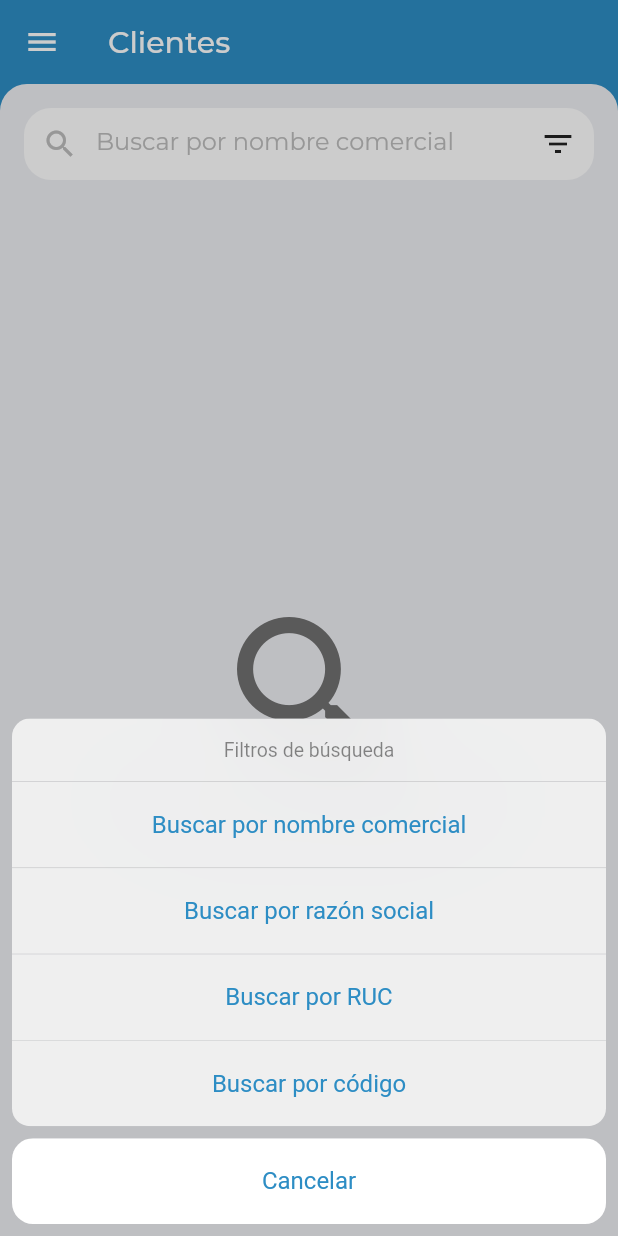
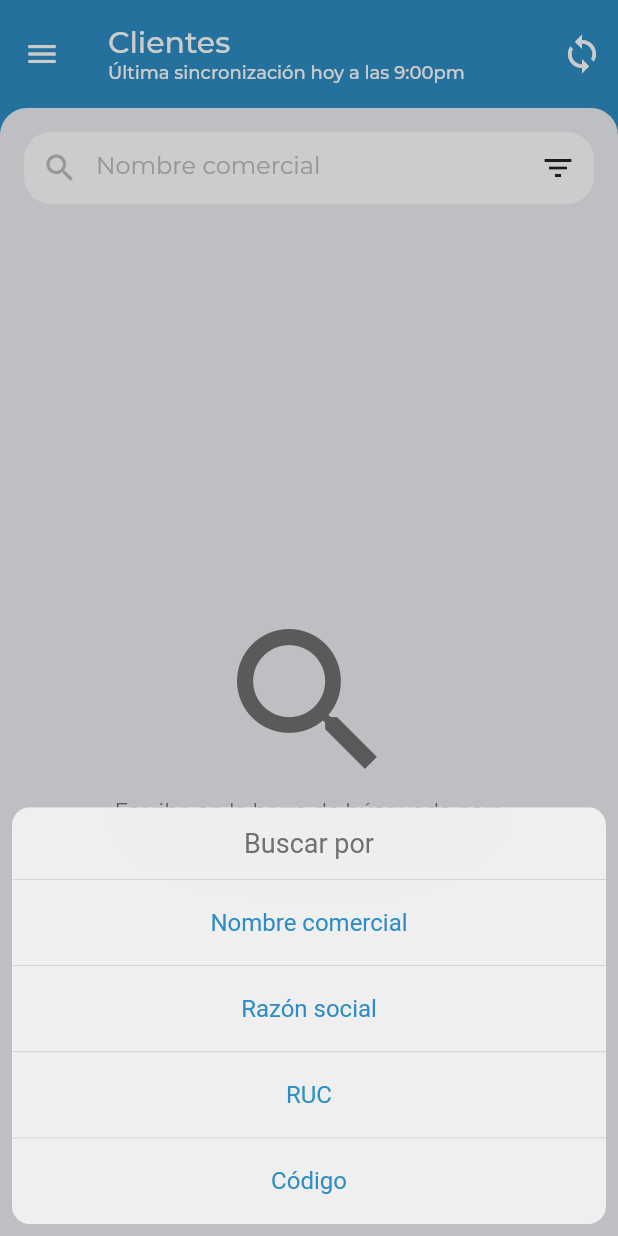
Before and after one commit to danieloquelis/dimexa-vendors, a Flutter app: the ClientsPage screen opened directly, after a tap on the "filter list" icon, on a phone screen of 412 x 824 dp. Run offline on Flutter 3.47's test engine with Material 2 defaults, Android fonts, the light colour scheme and no system bars; our stand-ins replace carousel_slider, expandable, flutter_spinkit, flutter_svg, get, google_fonts and 3 more; missing offline and left inert: flutter_device_identifier, password_dart; generated files the repository leaves out were written again.

Commit message:
adding custom app bar to include on demand sync button

```diff
--- /dev/null
+++ b/lib/core/values/numbers.dart
@@ -0,0 +1,8 @@
+class Numbers {
+  ///Limit max when paginate
+  static int maxLimit = 200;
+
+  ///Max days allow after request for sync
+  static int maxDaysAllow = 1;
+  static double appBarHeight = 72;
+}
--- a/lib/data/enums/search_client_filter/search_client_filter.dart
+++ b/lib/data/enums/search_client_filter/search_client_filter.dart
@@ -8,10 +8,10 @@ enum SearchClientFilter {
 extension CatExtension on SearchClientFilter {
   String get displayName {
     return [
-      "Buscar por nombre comercial",
-      "Buscar por razón social",
-      "Buscar por RUC",
-      "Buscar por código"
+      "Nombre comercial",
+      "Razón social",
+      "RUC",
+      "Código"
     ][index];
   }
 }
--- a/lib/global_controllers/global_controller.dart
+++ b/lib/global_controllers/global_controller.dart
@@ -1,6 +1,7 @@
 
 import 'dart:convert';
 
+import 'package:dimexa_vendors/core/values/numbers.dart';
 import 'package:dimexa_vendors/data/enums/sync_type/sync_type.dart';
 import 'package:dimexa_vendors/data/interceptors/client_interceptor/client_interceptor.dart';
 import 'package:dimexa_vendors/data/models/app_permission/app_permission.dart';
@@ -125,7 +126,7 @@ class GlobalController extends GetxController {
     List<Client> clients = [];
     if (syncManager == null) {
       //sync clients
-      int limit = 200; //chunk
+      int limit = Numbers.maxLimit; //chunk
       int page = 0;
       int total = limit + 1; //this is initial value -> needs an api
       int count = 0;
@@ -157,9 +158,8 @@ class GlobalController extends GetxController {
 
     //check the last sync down
     DateTime lastSync = syncManager.lastSyncDownDate!;
-    int maxDaysAllow = 1;
     DateTime now = DateTime.now();
-    if (now.difference(lastSync).inDays >= maxDaysAllow) {
+    if (now.difference(lastSync).inDays >= Numbers.maxDaysAllow) {
       //TODO: sent to sync manager page
     }
   }
--- /dev/null
+++ b/lib/global_widgets/base_appbar/base_appbar.dart
@@ -0,0 +1,67 @@
+import 'package:dimexa_vendors/core/values/numbers.dart';
+import 'package:flutter/material.dart';
+
+class BaseAppBar {
+  String title;
+  String? lastUpdate;
+  Function? syncOnDemand;
+  Function? openDrawer;
+  Function? back;
+
+
+  BaseAppBar({
+    required this.title,
+    this.lastUpdate,
+    this.syncOnDemand,
+    this.openDrawer,
+    this.back
+  });
+
+  PreferredSizeWidget widget() {
+    return AppBar(
+      centerTitle: false,
+      toolbarHeight: Numbers.appBarHeight,
+      leading: IconButton(
+        onPressed: () {
+          if (openDrawer != null) {
+            openDrawer!();
+          }
+
+          if (back != null) {
+            back!();
+          }
+        },
+        icon: back != null ? const Icon(Icons.arrow_back_ios) : const Icon(Icons.menu),
+      ),
+      actions: [
+        Visibility(
+          visible: syncOnDemand != null,
+          child: IconButton(
+            onPressed: () {
+              if (syncOnDemand != null) {
+                syncOnDemand!();
+              }
+            },
+            icon: const Icon(Icons.sync, size: 28,),
+          ),
+        )
+      ],
+      title: Column(
+        crossAxisAlignment: CrossAxisAlignment.start,
+        children: [
+          Text(title),
+          Visibility(
+            visible: lastUpdate != null && lastUpdate!.isNotEmpty,
+            child: Text(
+              'Última sincronización $lastUpdate',
+              style: const TextStyle(
+                  fontSize: 12
+              ),
+            ),
+          )
+        ],
+      ),
+      elevation: 0,
+    );
+  }
+}
--- a/lib/modules/cient_page/clients_controller.dart
+++ b/lib/modules/cient_page/clients_controller.dart
@@ -3,7 +3,6 @@ import 'package:dimexa_vendors/data/provider/objectbox/objectbox.dart';
 import 'package:dimexa_vendors/data/models/client/client.dart';
 import 'package:dimexa_vendors/data/repositories/client_repository/client_repository.dart';
 import 'package:dimexa_vendors/global_controllers/global_controller.dart';
-import 'package:dimexa_vendors/modules/cient_page/local_widgets/client_details/client_details.dart';
 import 'package:dimexa_vendors/routes/app_routes/app_routes.dart';
 import 'package:get/get.dart';
 
@@ -24,6 +23,7 @@ class ClientsController extends GetxController {
   List<Client> get clients => _clients;
   bool get loading => _loading;
   Client get selectedClient => _selectedClient;
+  SearchClientFilter get filterType => _filterType;
 
   void setSearchText(String text) {
     _loading = true;
@@ -41,8 +41,13 @@ class ClientsController extends GetxController {
     );
   }
 
+  void onBack() {
+    Get.back();
+  }
+
   void setFilterType(SearchClientFilter filterType) async {
     _filterType = filterType;
+    update();
   }
 
   Future<void> _onSearchClient(String searchText) async {
--- a/lib/modules/cient_page/clients_page.dart
+++ b/lib/modules/cient_page/clients_page.dart
@@ -1,5 +1,7 @@
+import 'package:dimexa_vendors/core/values/numbers.dart';
 import 'package:dimexa_vendors/data/enums/search_client_filter/search_client_filter.dart';
 import 'package:dimexa_vendors/data/provider/localizations/app_translations.dart';
+import 'package:dimexa_vendors/global_widgets/base_appbar/base_appbar.dart';
 import 'package:dimexa_vendors/global_widgets/cupertino_bsheet_item/cupertino_bsheet_item.dart';
 import 'package:dimexa_vendors/modules/cient_page/clients_controller.dart';
 import 'package:dimexa_vendors/modules/cient_page/local_widgets/client_list_item/client_list_item.dart';
@@ -24,14 +26,11 @@ class _ClientsPageState extends State<ClientsPage> {
     return GetBuilder<ClientsController>(
       init: ClientsController(),
       builder: (_) => Scaffold(
-        appBar: AppBar(
-          leading: IconButton(
-            onPressed: () {},
-            icon: const Icon(Icons.menu),
-          ),
-          title: Text(AppTranslations.of(context)!.text('clients')),
-          elevation: 0,
-        ),
+        appBar: BaseAppBar(
+          title: AppTranslations.of(context)!.text('clients'),
+          lastUpdate: "hoy a las 9:00pm",
+          syncOnDemand: () {}
+        ).widget(),
         body: Container(
           decoration: const BoxDecoration(
             color: AppColors.basePage,
@@ -42,7 +41,7 @@ class _ClientsPageState extends State<ClientsPage> {
             child: Column(
               children: [
                 SearchBar(
-                  placeHolder: "Buscar por nombre comercial",
+                  placeHolder: _.filterType.displayName,
                   onChange: (String value) {
                     _.setSearchText(value);
                   },
@@ -105,7 +104,13 @@ class _ClientsPageState extends State<ClientsPage> {
     return showCupertinoModalPopup(
         context: context,
         builder: (BuildContext context) => CupertinoActionSheet(
-          title: Text(AppTranslations.of(context)!.text("filter_of_searching")),
+          title: Text(
+              AppTranslations.of(context)!.text("filter_of_searching"),
+            style: const TextStyle(
+              fontSize: 18,
+              color: AppColors.gray
+            ),
+          ),
           actions: SearchClientFilter.values.map((filterType) {
             return CupertinoBSheetItem(
               label: filterType.displayName,
@@ -116,17 +121,6 @@ class _ClientsPageState extends State<ClientsPage> {
               isSelected: false,
             );
           }).toList(),
-          cancelButton: CupertinoActionSheetAction(
-            child: Text(
-              AppTranslations.of(context)!.text("cancel"),
-              style: const TextStyle(
-                  fontSize: 16
-              ),
-            ),
-            onPressed: () {
-              Navigator.pop(context);
-            },
-          ),
         )
     );
   }
--- a/locale/localization_es.json
+++ b/locale/localization_es.json
@@ -5,7 +5,7 @@
   "find_by_social_name": "Buscar por razón social",
   "find_by_ruc": "Buscar por RUC",
   "find_by_code": "Buscar por código",
-  "filter_of_searching": "Filtros de búsqueda",
+  "filter_of_searching": "Buscar por",
   "cancel": "Cancelar",
   "information": "Información",
   "operations": "Operaciones",
```
Also changed, not shown: lib/modules/cient_page/local_widgets/client_details/client_details.dart (+7 -17 lines), lib/modules/collects_page/collects_page.dart (+4 -8 lines), lib/modules/home_page/home_page.dart (+6 -13 lines), lib/modules/products_page/products_page.dart (+5 -8 lines).
